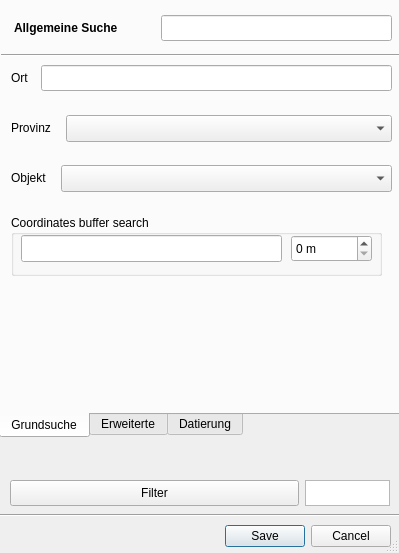
The window that limes/Limes_dialog_base.ui (MichalDycka/limes) describes before a commit, drawn with Qt 5.
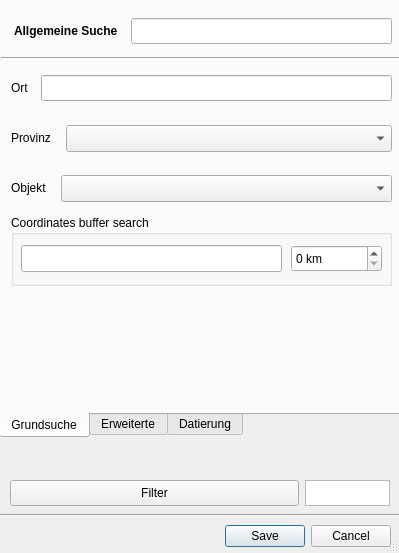
The same window after the commit. Icons and pictures are not drawn. Custom widgets are drawn as their Qt base class.

Commit message: Created filtering by buffer created from sites coordinates

```diff
--- a/limes/Limes_dialog_base.ui
+++ b/limes/Limes_dialog_base.ui
@@ -134,7 +134,7 @@
      <property name="geometry">
       <rect>
        <x>10</x>
-       <y>70</y>
+       <y>80</y>
        <width>41</width>
        <height>26</height>
       </rect>
@@ -150,7 +150,7 @@
      <property name="geometry">
       <rect>
        <x>40</x>
-       <y>70</y>
+       <y>80</y>
        <width>351</width>
        <height>26</height>
       </rect>
@@ -169,7 +169,7 @@
      <property name="geometry">
       <rect>
        <x>10</x>
-       <y>120</y>
+       <y>130</y>
        <width>111</width>
        <height>26</height>
       </rect>
@@ -185,7 +185,7 @@
      <property name="geometry">
       <rect>
        <x>65</x>
-       <y>120</y>
+       <y>130</y>
        <width>326</width>
        <height>27</height>
       </rect>
@@ -204,7 +204,7 @@
      <property name="geometry">
       <rect>
        <x>10</x>
-       <y>170</y>
+       <y>180</y>
        <width>61</width>
        <height>26</height>
       </rect>
@@ -220,7 +220,7 @@
      <property name="geometry">
       <rect>
        <x>60</x>
-       <y>170</y>
+       <y>180</y>
        <width>331</width>
        <height>27</height>
       </rect>
@@ -258,7 +258,7 @@
      <property name="geometry">
       <rect>
        <x>13</x>
-       <y>20</y>
+       <y>23</y>
        <width>131</width>
        <height>26</height>
       </rect>
@@ -285,9 +285,9 @@
     <widget class="QgsFilterLineEdit" name="mLineGenaralSearch">
      <property name="geometry">
       <rect>
-       <x>160</x>
-       <y>20</y>
-       <width>231</width>
+       <x>130</x>
+       <y>23</y>
+       <width>261</width>
        <height>26</height>
       </rect>
      </property>
@@ -311,7 +311,7 @@
      <property name="geometry">
       <rect>
        <x>-10</x>
-       <y>50</y>
+       <y>53</y>
        <width>441</width>
        <height>20</height>
       </rect>
@@ -325,8 +325,8 @@
       <rect>
        <x>10</x>
        <y>220</y>
-       <width>371</width>
-       <height>61</height>
+       <width>381</width>
+       <height>71</height>
       </rect>
      </property>
      <property name="title">
@@ -336,8 +336,8 @@
       <property name="geometry">
        <rect>
         <x>280</x>
-        <y>20</y>
-        <width>81</width>
+        <y>30</y>
+        <width>91</width>
         <height>27</height>
        </rect>
       </property>
@@ -345,7 +345,7 @@
        <string>Size of coordinates buffer</string>
       </property>
       <property name="suffix">
-       <string> m</string>
+       <string> km</string>
       </property>
       <property name="prefix">
        <string/>
@@ -358,7 +358,7 @@
       <property name="geometry">
        <rect>
         <x>10</x>
-        <y>20</y>
+        <y>30</y>
         <width>261</width>
         <height>27</height>
        </rect>
```
Left out of the diff: 4 changed lines with no effect on the pictures. The commit also changes 2 other files.
